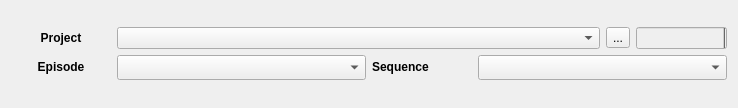
Qt form module/wildchildanimation/gui/forms/maya/project_nav_widget.ui (dearyangyu/swing) before a commit.
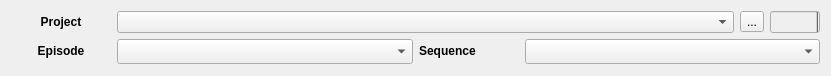
The same form after that commit.

Diff of the .ui file:
```diff
--- a/module/wildchildanimation/gui/forms/maya/project_nav_widget.ui
+++ b/module/wildchildanimation/gui/forms/maya/project_nav_widget.ui
@@ -6,8 +6,8 @@
    <rect>
     <x>0</x>
     <y>0</y>
-    <width>738</width>
-    <height>108</height>
+    <width>831</width>
+    <height>76</height>
    </rect>
   </property>
   <property name="windowTitle">
@@ -67,9 +67,15 @@
            <property name="enabled">
             <bool>false</bool>
            </property>
+           <property name="sizePolicy">
+            <sizepolicy hsizetype="Fixed" vsizetype="Fixed">
+             <horstretch>0</horstretch>
+             <verstretch>0</verstretch>
+            </sizepolicy>
+           </property>
            <property name="maximumSize">
             <size>
-             <width>100</width>
+             <width>50</width>
              <height>16777215</height>
             </size>
            </property>
```
